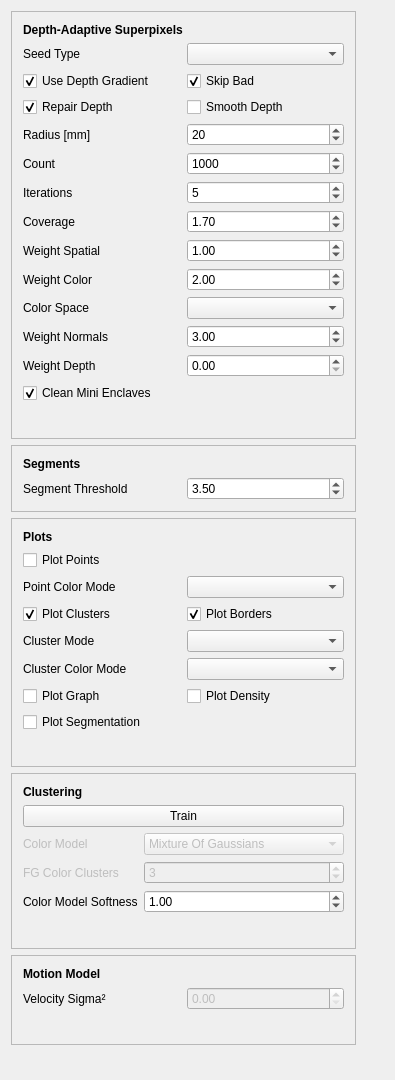
Old version of the form dasp_gui/WdgtSuperpixelParameters.ui in the repository Danvil/dasp.
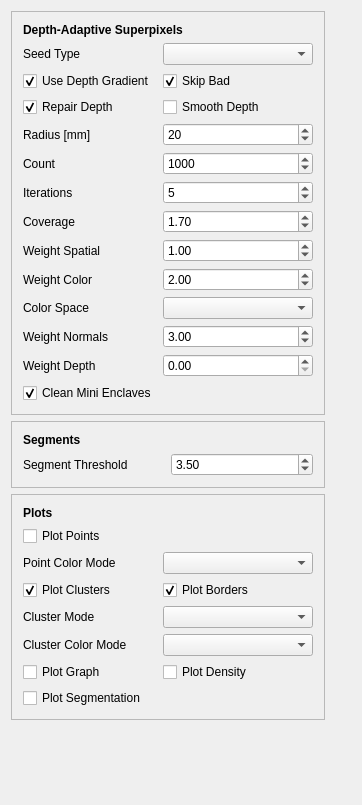
New version of the form.

Commit message: Removed deprecated gui controls

The edit to the form file:
```diff
--- a/dasp_gui/WdgtSuperpixelParameters.ui
+++ b/dasp_gui/WdgtSuperpixelParameters.ui
@@ -6,8 +6,8 @@
    <rect>
     <x>0</x>
     <y>0</y>
-    <width>395</width>
-    <height>1080</height>
+    <width>362</width>
+    <height>805</height>
    </rect>
   </property>
   <property name="windowTitle">
@@ -176,19 +176,6 @@
         </property>
        </widget>
       </item>
-      <item row="21" column="0">
-       <spacer name="verticalSpacer_2">
-        <property name="orientation">
-         <enum>Qt::Vertical</enum>
-        </property>
-        <property name="sizeHint" stdset="0">
-         <size>
-          <width>20</width>
-          <height>40</height>
-         </size>
-        </property>
-       </spacer>
-      </item>
       <item row="8" column="0">
        <widget class="QLabel" name="label_20">
         <property name="text">
@@ -384,19 +371,6 @@
         </property>
        </widget>
       </item>
-      <item row="10" column="0" colspan="2">
-       <spacer name="verticalSpacer_5">
-        <property name="orientation">
-         <enum>Qt::Vertical</enum>
-        </property>
-        <property name="sizeHint" stdset="0">
-         <size>
-          <width>20</width>
-          <height>40</height>
-         </size>
-        </property>
-       </spacer>
-      </item>
       <item row="8" column="0">
        <widget class="QCheckBox" name="checkBoxPlotGraph">
         <property name="text">
@@ -432,183 +406,6 @@
     </widget>
    </item>
    <item row="11" column="0">
-    <widget class="QFrame" name="frame_2">
-     <property name="frameShape">
-      <enum>QFrame::StyledPanel</enum>
-     </property>
-     <property name="frameShadow">
-      <enum>QFrame::Raised</enum>
-     </property>
-     <layout class="QGridLayout" name="gridLayout_3">
-      <item row="0" column="0" colspan="2">
-       <widget class="QLabel" name="label_9">
-        <property name="font">
-         <font>
-          <weight>75</weight>
-          <bold>true</bold>
-         </font>
-        </property>
-        <property name="text">
-         <string>Clustering</string>
-        </property>
-       </widget>
-      </item>
-      <item row="2" column="0">
-       <widget class="QLabel" name="label_10">
-        <property name="enabled">
-         <bool>false</bool>
-        </property>
-        <property name="text">
-         <string>Color Model</string>
-        </property>
-       </widget>
-      </item>
-      <item row="2" column="1">
-       <widget class="QComboBox" name="comboBoxColorModel">
-        <property name="enabled">
-         <bool>false</bool>
-        </property>
-        <property name="minimumSize">
-         <size>
-          <width>200</width>
-          <height>0</height>
-         </size>
-        </property>
-        <item>
-         <property name="text">
-          <string>Mixture Of Gaussians</string>
-         </property>
-        </item>
-       </widget>
-      </item>
-      <item row="3" column="0">
-       <widget class="QLabel" name="label_11">
-        <property name="enabled">
-         <bool>false</bool>
-        </property>
-        <property name="text">
-         <string>FG Color Clusters</string>
-        </property>
-       </widget>
-      </item>
-      <item row="3" column="1">
-       <widget class="QSpinBox" name="spinBoxColorClusters">
-        <property name="enabled">
-         <bool>false</bool>
-        </property>
-        <property name="minimum">
-         <number>1</number>
-        </property>
-        <property name="maximum">
-         <number>9</number>
-        </property>
-        <property name="singleStep">
-         <number>3</number>
-        </property>
-        <property name="value">
-         <number>3</number>
-        </property>
-       </widget>
-      </item>
-      <item row="4" column="1">
-       <widget class="QDoubleSpinBox" name="doubleSpinBoxColorSoftness">
-        <property name="minimum">
-         <double>0.100000000000000</double>
-        </property>
-        <property name="maximum">
-         <double>2.000000000000000</double>
-        </property>
-        <property name="singleStep">
-         <double>0.100000000000000</double>
-        </property>
-        <property name="value">
-         <double>1.000000000000000</double>
-        </property>
-       </widget>
-      </item>
-      <item row="4" column="0">
-       <widget class="QLabel" name="label_14">
-        <property name="text">
-         <string>Color Model Softness</string>
-        </property>
-       </widget>
-      </item>
-      <item row="1" column="0" colspan="2">
-       <widget class="QPushButton" name="pushButtonColorModelTrain">
-        <property name="text">
-         <string>Train</string>
-        </property>
-       </widget>
-      </item>
-      <item row="5" column="0">
-       <spacer name="verticalSpacer_3">
-        <property name="orientation">
-         <enum>Qt::Vertical</enum>
-        </property>
-        <property name="sizeHint" stdset="0">
-         <size>
-          <width>20</width>
-          <height>40</height>
-         </size>
-        </property>
-       </spacer>
-      </item>
-     </layout>
-    </widget>
-   </item>
-   <item row="12" column="0">
-    <widget class="QFrame" name="frame_3">
-     <property name="frameShape">
-      <enum>QFrame::StyledPanel</enum>
-     </property>
-     <property name="frameShadow">
-      <enum>QFrame::Raised</enum>
-     </property>
-     <layout class="QGridLayout" name="gridLayout_4">
-      <item row="0" column="0" colspan="2">
-       <widget class="QLabel" name="label_12">
-        <property name="font">
-         <font>
-          <weight>75</weight>
-          <bold>true</bold>
-         </font>
-        </property>
-        <property name="text">
-         <string>Motion Model</string>
-        </property>
-       </widget>
-      </item>
-      <item row="3" column="0">
-       <spacer name="verticalSpacer_4">
-        <property name="orientation">
-         <enum>Qt::Vertical</enum>
-        </property>
-        <property name="sizeHint" stdset="0">
-         <size>
-          <width>20</width>
-          <height>40</height>
-         </size>
-        </property>
-       </spacer>
-      </item>
-      <item row="1" column="0">
-       <widget class="QLabel" name="label_13">
-        <property name="text">
-         <string>Velocity Sigma²</string>
-        </property>
-       </widget>
-      </item>
-      <item row="1" column="1">
-       <widget class="QDoubleSpinBox" name="doubleSpinBoxMotionSigma2">
-        <property name="enabled">
-         <bool>false</bool>
-        </property>
-       </widget>
-      </item>
-     </layout>
-    </widget>
-   </item>
-   <item row="13" column="0">
     <spacer name="verticalSpacer">
      <property name="orientation">
       <enum>Qt::Vertical</enum>
```
Left out of the diff: 2 changed lines with no effect on the pictures. The commit also changes 2 other files.
